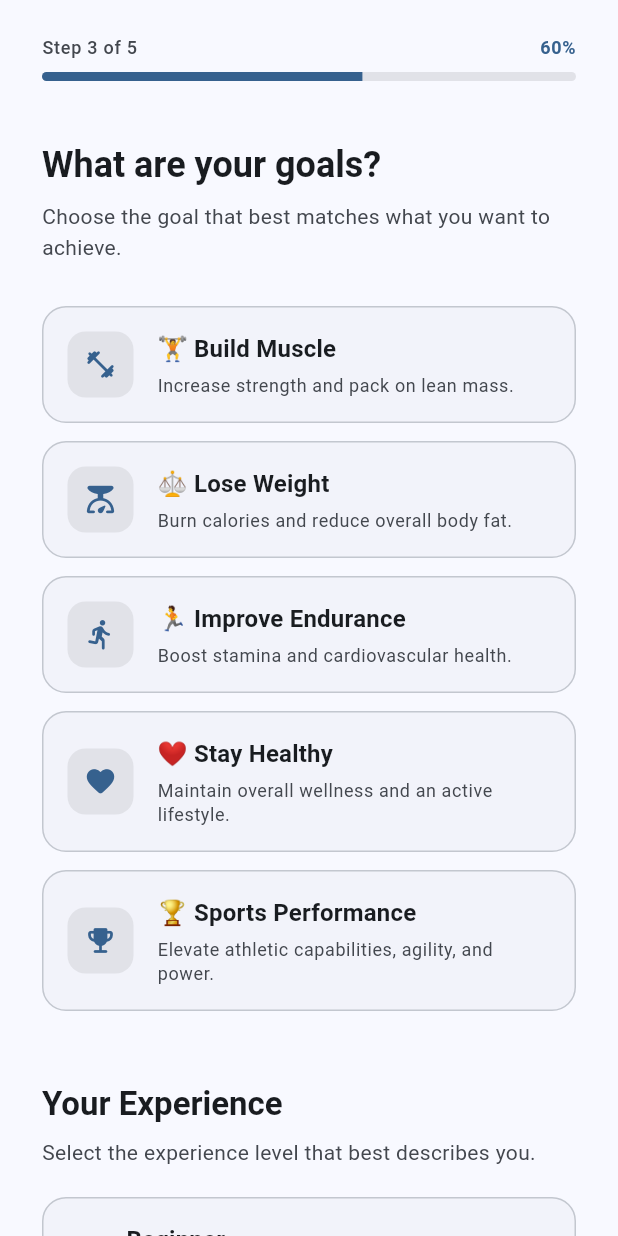
After one commit to SRIGIRI002/FitMotionAI, a Flutter app: the FitnessGoalScreen screen opened by its route, on a phone screen of 412 x 824 dp. The commit adds this screen. Run offline on Flutter 3.47's test engine with Material 3 defaults, Android fonts, the phone set to English and light mode, and no system bars; our stand-ins replace firebase_auth, firebase_core, go_router; accounts and stored records are empty.

Commit message:
Sprint 3.3: Fitness goals and experience

```diff
--- a/lib/app/router.dart
+++ b/lib/app/router.dart
@@ -6,6 +6,7 @@ import '../features/auth/presentation/pages/signup_page.dart';
 import '../features/dashboard/presentation/pages/dashboard_page.dart';
 import '../features/onboarding/presentation/pages/basic_profile_screen.dart';
 import '../features/onboarding/presentation/pages/body_metrics_screen.dart';
+import '../features/onboarding/presentation/pages/fitness_goal_screen.dart';
 import '../features/onboarding/presentation/pages/onboarding_page.dart';
 import '../features/onboarding/presentation/pages/splash_page.dart';
 import '../features/onboarding/presentation/pages/welcome_screen.dart';
@@ -46,6 +47,10 @@ final appRouter = GoRouter(
       builder: (context, state) => const BodyMetricsScreen(),
     ),
     GoRoute(
+      path: '/onboarding/goals',
+      builder: (context, state) => const FitnessGoalScreen(),
+    ),
+    GoRoute(
       path: '/dashboard',
       builder: (context, state) => const DashboardPage(),
     ),
--- a/lib/features/onboarding/presentation/pages/body_metrics_screen.dart
+++ b/lib/features/onboarding/presentation/pages/body_metrics_screen.dart
@@ -104,8 +104,7 @@ class _BodyMetricsScreenState extends State<BodyMetricsScreen> {
 
   void _handleContinue() {
     if (!_validate()) return;
-    // Next onboarding step will be wired here in a future sprint.
-    context.go('/dashboard');
+    context.go('/onboarding/goals');
   }
 
   void _showSnackBar(String message) {
--- /dev/null
+++ b/lib/features/onboarding/presentation/pages/fitness_goal_screen.dart
@@ -0,0 +1,471 @@
+import 'package:flutter/material.dart';
+import 'package:go_router/go_router.dart';
+
+class FitnessGoalScreen extends StatefulWidget {
+  const FitnessGoalScreen({super.key});
+
+  @override
+  State<FitnessGoalScreen> createState() => _FitnessGoalScreenState();
+}
+
+class _FitnessGoalScreenState extends State<FitnessGoalScreen> {
+  String? _selectedGoal;
+  String? _selectedExperience;
+
+  static const List<_GoalOption> _goals = [
+    _GoalOption(
+      id: 'build_muscle',
+      icon: Icons.fitness_center_rounded,
+      emoji: '🏋️',
+      title: 'Build Muscle',
+      description: 'Increase strength and pack on lean mass.',
+    ),
+    _GoalOption(
+      id: 'lose_weight',
+      icon: Icons.scale_rounded,
+      emoji: '⚖️',
+      title: 'Lose Weight',
+      description: 'Burn calories and reduce overall body fat.',
+    ),
+    _GoalOption(
+      id: 'improve_endurance',
+      icon: Icons.directions_run_rounded,
+      emoji: '🏃',
+      title: 'Improve Endurance',
+      description: 'Boost stamina and cardiovascular health.',
+    ),
+    _GoalOption(
+      id: 'stay_healthy',
+      icon: Icons.favorite_rounded,
+      emoji: '❤️',
+      title: 'Stay Healthy',
+      description: 'Maintain overall wellness and an active lifestyle.',
+    ),
+    _GoalOption(
+      id: 'sports_performance',
+      icon: Icons.emoji_events_rounded,
+      emoji: '🏆',
+      title: 'Sports Performance',
+      description: 'Elevate athletic capabilities, agility, and power.',
+    ),
+  ];
+
+  static const List<_ExperienceOption> _experiences = [
+    _ExperienceOption(
+      id: 'beginner',
+      badgeColor: Colors.green,
+      badgeEmoji: '🟢',
+      title: 'Beginner',
+      description: 'I’m just getting started.',
+    ),
+    _ExperienceOption(
+      id: 'intermediate',
+      badgeColor: Colors.amber,
+      badgeEmoji: '🟡',
+      title: 'Intermediate',
+      description: 'I work out regularly.',
+    ),
+    _ExperienceOption(
+      id: 'advanced',
+      badgeColor: Colors.redAccent,
+      badgeEmoji: '🔴',
+      title: 'Advanced',
+      description: 'I train consistently and confidently.',
+    ),
+  ];
+
+  bool _validate() {
+    if (_selectedGoal == null) {
+      _showSnackBar('Please select a fitness goal.');
+      return false;
+    }
+    if (_selectedExperience == null) {
+      _showSnackBar('Please select your experience level.');
+      return false;
+    }
+    return true;
+  }
+
+  void _handleContinue() {
+    if (!_validate()) return;
+    // Navigate to the next onboarding step or dashboard
+    context.go('/dashboard');
+  }
+
+  void _showSnackBar(String message) {
+    ScaffoldMessenger.of(context).showSnackBar(
+      SnackBar(content: Text(message)),
+    );
+  }
+
+  @override
+  Widget build(BuildContext context) {
+    final colorScheme = Theme.of(context).colorScheme;
+    final textTheme = Theme.of(context).textTheme;
+
+    return Scaffold(
+      body: SafeArea(
+        child: Column(
+          crossAxisAlignment: CrossAxisAlignment.stretch,
+          children: [
+            // ── Progress Header (Step 3 of 5, 60%) ──────────────────
+            _OnboardingProgressHeader(
+              colorScheme: colorScheme,
+              step: 3,
+              totalSteps: 5,
+              percent: 0.6,
+              label: '60%',
+            ),
+
+            // ── Scrollable Content ──────────────────────────────────
+            Expanded(
+              child: SingleChildScrollView(
+                padding: const EdgeInsets.symmetric(
+                  horizontal: 28.0,
+                  vertical: 32.0,
+                ),
+                child: Column(
+                  crossAxisAlignment: CrossAxisAlignment.stretch,
+                  children: [
+                    // ── Title & Subtitle ─────────────────────────────
+                    Text(
+                      'What are your goals?',
+                      style: textTheme.headlineSmall?.copyWith(
+                        fontWeight: FontWeight.bold,
+                        color: colorScheme.onSurface,
+                      ),
+                    ),
+
+                    const SizedBox(height: 8),
+
+                    Text(
+                      'Choose the goal that best matches what you want to achieve.',
+                      style: textTheme.bodyMedium?.copyWith(
+                        color: colorScheme.onSurfaceVariant,
+                        height: 1.5,
+                      ),
+                    ),
+
+                    const SizedBox(height: 28),
+
+                    // ── Goal Options ─────────────────────────────────
+                    ..._goals.map((goal) {
+                      final isSelected = _selectedGoal == goal.id;
+                      return Padding(
+                        padding: const EdgeInsets.only(bottom: 12.0),
+                        child: _SelectableCard(
+                          isSelected: isSelected,
+                          onTap: () => setState(() => _selectedGoal = goal.id),
+                          colorScheme: colorScheme,
+                          child: Row(
+                            children: [
+                              Container(
+                                width: 44,
+                                height: 44,
+                                decoration: BoxDecoration(
+                                  color: isSelected
+                                      ? colorScheme.primary
+                                      : colorScheme.surfaceContainerHighest,
+                                  borderRadius: BorderRadius.circular(12),
+                                ),
+                                child: Center(
+                                  child: Icon(
+                                    goal.icon,
+                                    size: 22,
+                                    color: isSelected
+                                        ? colorScheme.onPrimary
+                                        : colorScheme.primary,
+                                  ),
+                                ),
+                              ),
+                              const SizedBox(width: 16),
+                              Expanded(
+                                child: Column(
+                                  crossAxisAlignment: CrossAxisAlignment.start,
+                                  children: [
+                                    Text(
+                                      '${goal.emoji} ${goal.title}',
+                                      style: textTheme.titleMedium?.copyWith(
+                                        fontWeight: FontWeight.w600,
+                                        color: isSelected
+                                            ? colorScheme.onSurface
+                                            : colorScheme.onSurface,
+                                      ),
+                                    ),
+                                    const SizedBox(height: 4),
+                                    Text(
+                                      goal.description,
+                                      style: textTheme.bodySmall?.copyWith(
+                                        color: colorScheme.onSurfaceVariant,
+                                      ),
+                                    ),
+                                  ],
+                                ),
+                              ),
+                              if (isSelected)
+                                Icon(
+                                  Icons.check_circle_rounded,
+                                  color: colorScheme.primary,
+                                  size: 22,
+                                ),
+                            ],
+                          ),
+                        ),
+                      );
+                    }),
+
+                    const SizedBox(height: 36),
+
+                    // ── Experience Section Title ─────────────────────
+                    Text(
+                      'Your Experience',
+                      style: textTheme.titleLarge?.copyWith(
+                        fontWeight: FontWeight.bold,
+                        color: colorScheme.onSurface,
+                      ),
+                    ),
+
+                    const SizedBox(height: 8),
+
+                    Text(
+                      'Select the experience level that best describes you.',
+                      style: textTheme.bodyMedium?.copyWith(
+                        color: colorScheme.onSurfaceVariant,
+                      ),
+                    ),
+
+                    const SizedBox(height: 20),
+
+                    // ── Experience Options ───────────────────────────
+                    ..._experiences.map((exp) {
+                      final isSelected = _selectedExperience == exp.id;
+                      return Padding(
+                        padding: const EdgeInsets.only(bottom: 12.0),
+                        child: _SelectableCard(
+                          isSelected: isSelected,
+                          onTap: () => setState(() => _selectedExperience = exp.id),
+                          colorScheme: colorScheme,
+                          child: Row(
+                            children: [
+                              Text(
+                                exp.badgeEmoji,
+                                style: const TextStyle(fontSize: 20),
+                              ),
+                              const SizedBox(width: 14),
+                              Expanded(
+                                child: Column(
+                                  crossAxisAlignment: CrossAxisAlignment.start,
+                                  children: [
+                                    Text(
+                                      exp.title,
+                                      style: textTheme.titleMedium?.copyWith(
+                                        fontWeight: FontWeight.w600,
+                                        color: colorScheme.onSurface,
+                                      ),
+                                    ),
+                                    const SizedBox(height: 2),
+                                    Text(
+                                      exp.description,
+                                      style: textTheme.bodySmall?.copyWith(
+                                        color: colorScheme.onSurfaceVariant,
+                                      ),
+                                    ),
+                                  ],
+                                ),
+                              ),
+                              if (isSelected)
+                                Icon(
+                                  Icons.check_circle_rounded,
+                                  color: colorScheme.primary,
+                                  size: 22,
+                                ),
+                            ],
+                          ),
+                        ),
+                      );
+                    }),
+
+                    const SizedBox(height: 40),
+
+                    // ── Continue Button ──────────────────────────────
+                    FilledButton(
+                      onPressed: _handleContinue,
+                      style: FilledButton.styleFrom(
+                        minimumSize: const Size.fromHeight(52),
+                        shape: RoundedRectangleBorder(
+                          borderRadius: BorderRadius.circular(14),
+                        ),
+                      ),
+                      child: const Text(
+                        'Continue',
+                        style: TextStyle(
+                          fontSize: 16,
+                          fontWeight: FontWeight.w600,
+                        ),
+                      ),
+                    ),
+
+                    const SizedBox(height: 12),
+
+                    // ── Back Button ──────────────────────────────────
+                    OutlinedButton(
+                      onPressed: () => context.go('/onboarding/metrics'),
+                      style: OutlinedButton.styleFrom(
+                        minimumSize: const Size.fromHeight(52),
+                        shape: RoundedRectangleBorder(
+                          borderRadius: BorderRadius.circular(14),
+                        ),
+                      ),
+                      child: const Text(
+                        'Back',
+                        style: TextStyle(
+                          fontSize: 16,
+                          fontWeight: FontWeight.w600,
+                        ),
+                      ),
+                    ),
+
+                    const SizedBox(height: 16),
+                  ],
+                ),
+              ),
+            ),
+          ],
+        ),
+      ),
+    );
+  }
+}
+
+// ─────────────────────────────────────────────────────────────────────────────
+// Selectable Card Helper
+// ─────────────────────────────────────────────────────────────────────────────
+class _SelectableCard extends StatelessWidget {
+  const _SelectableCard({
+    required this.isSelected,
+    required this.onTap,
+    required this.colorScheme,
+    required this.child,
+  });
+
+  final bool isSelected;
+  final VoidCallback onTap;
+  final ColorScheme colorScheme;
+  final Widget child;
+
+  @override
+  Widget build(BuildContext context) {
+    return GestureDetector(
+      onTap: onTap,
+      child: AnimatedContainer(
+        duration: const Duration(milliseconds: 200),
+        padding: const EdgeInsets.symmetric(horizontal: 16, vertical: 16),
+        decoration: BoxDecoration(
+          color: isSelected
+              ? colorScheme.primaryContainer.withAlpha(120)
+              : colorScheme.surfaceContainerLow,
+          borderRadius: BorderRadius.circular(16),
+          border: Border.all(
+            color: isSelected
+                ? colorScheme.primary
+                : colorScheme.outlineVariant,
+            width: isSelected ? 2 : 1,
+          ),
+        ),
+        child: child,
+      ),
+    );
+  }
+}
+
+// ─────────────────────────────────────────────────────────────────────────────
+// Reusable onboarding progress header
+// ─────────────────────────────────────────────────────────────────────────────
+class _OnboardingProgressHeader extends StatelessWidget {
+  const _OnboardingProgressHeader({
+    required this.colorScheme,
+    required this.step,
+    required this.totalSteps,
+    required this.percent,
+    required this.label,
+  });
+
+  final ColorScheme colorScheme;
+  final int step;
+  final int totalSteps;
+  final double percent;
+  final String label;
+
+  @override
+  Widget build(BuildContext context) {
+    return Padding(
+      padding: const EdgeInsets.fromLTRB(28, 24, 28, 0),
+      child: Column(
+        crossAxisAlignment: CrossAxisAlignment.start,
+        children: [
+          Row(
+            mainAxisAlignment: MainAxisAlignment.spaceBetween,
+            children: [
+              Text(
+                'Step $step of $totalSteps',
+                style: Theme.of(context).textTheme.labelMedium?.copyWith(
+                      color: colorScheme.onSurfaceVariant,
+                    ),
+              ),
+              Text(
+                label,
+                style: Theme.of(context).textTheme.labelMedium?.copyWith(
+                      color: colorScheme.primary,
+                      fontWeight: FontWeight.w600,
+                    ),
+              ),
+            ],
+          ),
+          const SizedBox(height: 8),
+          ClipRRect(
+            borderRadius: BorderRadius.circular(8),
+            child: LinearProgressIndicator(
+              value: percent,
+              minHeight: 6,
+              backgroundColor: colorScheme.surfaceContainerHighest,
+              valueColor: AlwaysStoppedAnimation<Color>(colorScheme.primary),
+            ),
+          ),
+          const SizedBox(height: 8),
+        ],
+      ),
+    );
+  }
+}
+
+class _GoalOption {
+  final String id;
+  final IconData icon;
+  final String emoji;
+  final String title;
+  final String description;
+
+  const _GoalOption({
+    required this.id,
+    required this.icon,
+    required this.emoji,
+    required this.title,
+    required this.description,
+  });
+}
+
+class _ExperienceOption {
+  final String id;
+  final Color badgeColor;
+  final String badgeEmoji;
+  final String title;
+  final String description;
+
+  const _ExperienceOption({
+    required this.id,
+    required this.badgeColor,
+    required this.badgeEmoji,
+    required this.title,
+    required this.description,
+  });
+}
```
